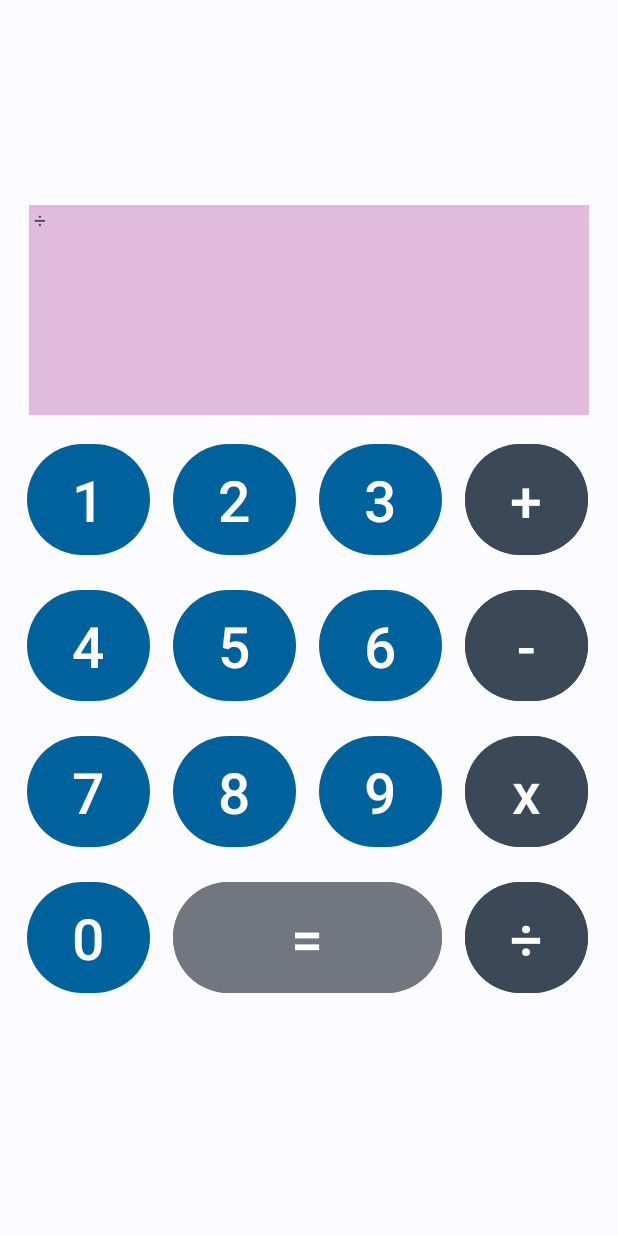
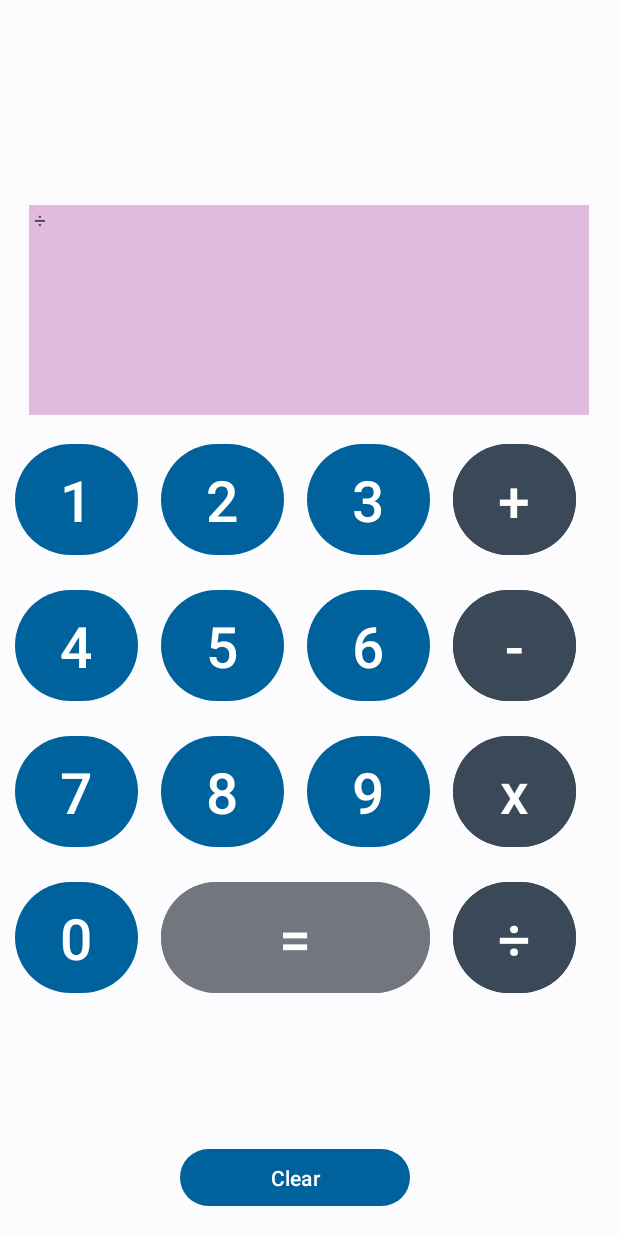
Before and after one commit to BMalik227/CalculatorAppMalik, an Android app: the screen it shows after launch (MainActivity), after a tap on an icon or button, on a phone screen of 412 x 824 dp. Run offline under Robolectric (Android 15) with nearby library versions, the phone set to English and light mode, and no system bars.

Commit message:
Added new button
Added a clear button to clear the text view

```diff
--- a/app/src/main/java/com/example/calculatorappmalik/MainActivity.java
+++ b/app/src/main/java/com/example/calculatorappmalik/MainActivity.java
@@ -19,14 +19,34 @@ public class MainActivity extends AppCompatActivity {
     String textOutput = "";
 
     String addNum;
-
+/*
     public int search(String str){
         String search ="";
+        int ind = 0;
         //Create a method here to find the next symbol in an equation
-        while(search != ""){
-
+        if(str.indexOf("÷") >= 0){
+            if(ind > str.indexOf("÷")) {
+                ind = str.indexOf("÷");
+            }
         }
+        else if(str.indexOf("x") >= 0){
+            if(ind > str.indexOf("x")) {
+                ind = str.indexOf("x");
+            }
+        }
+        else if(str.indexOf("+") >= 0){
+            if(ind > str.indexOf("+")) {
+                ind = str.indexOf("+");
+            }
+        }
+        else if(str.indexOf("-") >= 0){
+            if(ind > str.indexOf("-")) {
+                ind = str.indexOf("-");
+            }
+        }
+        return ind()
     }
+    */
     public void buttonClicked(View v){
         if(v.getId() == R.id.button3){
             showEquation+="1";
@@ -132,6 +152,9 @@ public class MainActivity extends AppCompatActivity {
             showEquation+="0";
             textOutput+= "0";
         }
+        if(v.getId() == R.id.clear){
+            textOutput = "";
+        }
         TextView output = findViewById(R.id.output);
         output.setText(textOutput);
     }
--- a/app/src/main/res/layout/activity_main.xml
+++ b/app/src/main/res/layout/activity_main.xml
@@ -243,9 +243,19 @@
         android:layout_marginBottom="@dimen/BetweenButton"
         android:background="@android:color/system_accent3_200"
         android:backgroundTint="@android:color/system_accent3_200"
-        android:text="TextView"
         app:layout_constraintBottom_toTopOf="@+id/button11"
         app:layout_constraintEnd_toEndOf="parent"
         app:layout_constraintStart_toStartOf="parent" />
 
+    <Button
+        android:id="@+id/clear"
+        android:layout_width="153dp"
+        android:layout_height="46dp"
+        android:layout_marginStart="120dp"
+        android:layout_marginBottom="16dp"
+        android:onClick="buttonClicked"
+        android:text="Clear"
+        app:layout_constraintBottom_toBottomOf="parent"
+        app:layout_constraintStart_toStartOf="parent" />
+
 </androidx.constraintlayout.widget.ConstraintLayout>
--- a/app/src/main/res/values/dimens.xml
+++ b/app/src/main/res/values/dimens.xml
@@ -4,5 +4,5 @@
     <dimen name="ButtonDimen">82dp</dimen>
     <dimen name="BetweenButton">15dp</dimen>
     <dimen name="ButtonToTop">292dp</dimen>
-    <dimen name="ButtonToSide">18dp</dimen>
+    <dimen name="ButtonToSide">10dp</dimen>
 </resources>
```
